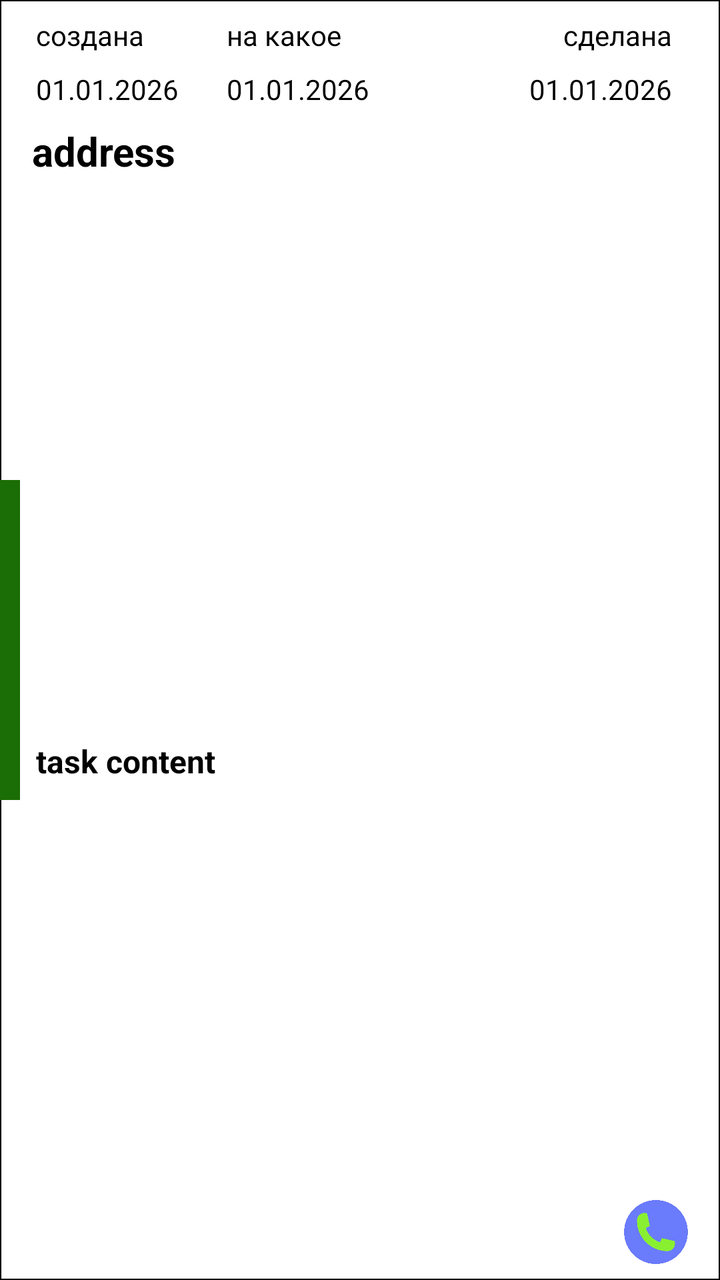
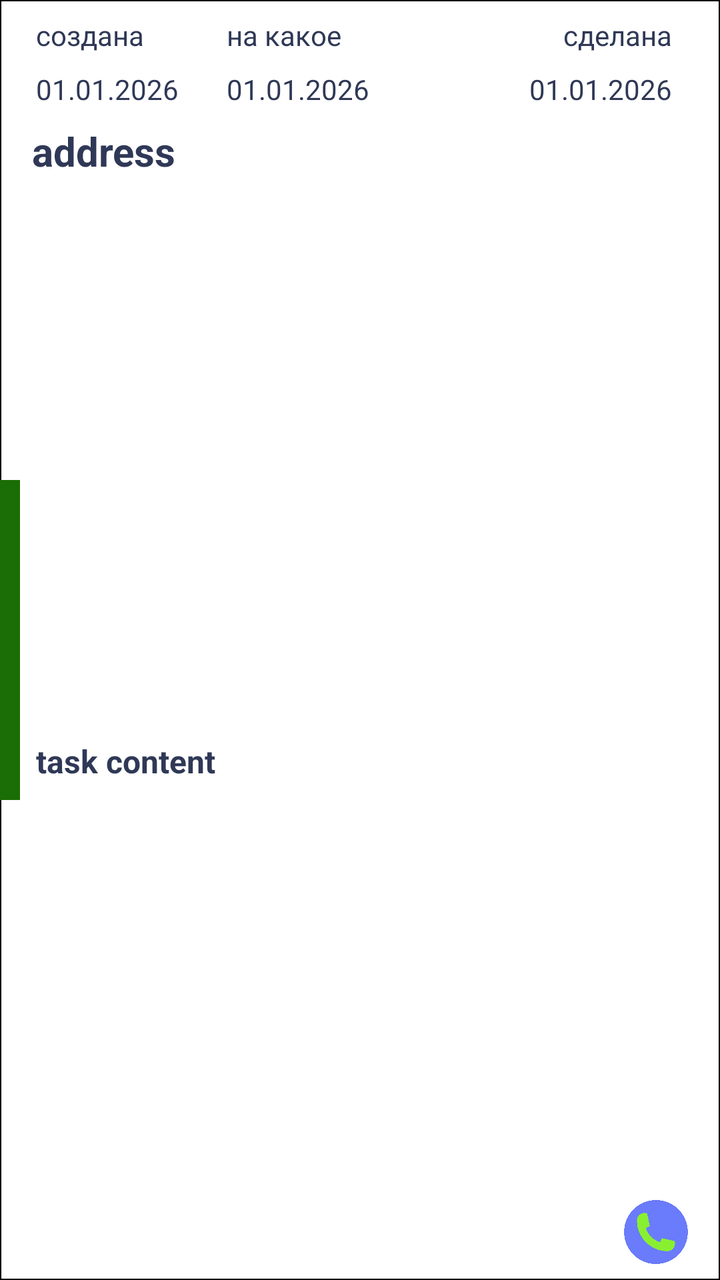

Compare the two renders of this Android layout. The source of the first and the diff that turns it into the second are given below.
<!-- AndroidManifest.xml: application theme Theme.WorkOrders -->
<!-- res/layout/item_note.xml -->
<?xml version="1.0" encoding="utf-8"?>
<androidx.constraintlayout.widget.ConstraintLayout xmlns:android="http://schemas.android.com/apk/res/android"
    xmlns:app="http://schemas.android.com/apk/res-auto"
    xmlns:tools="http://schemas.android.com/tools"
    android:id="@+id/itemnote"
    android:layout_width="match_parent"
    android:layout_height="160dp"
    android:layout_marginHorizontal="5dp"
    android:layout_marginBottom="3dp"
    android:background="@drawable/item_element_draw"
    app:layout_constrainedHeight="true">

    <View
        android:id="@+id/vmarker"
        android:layout_width="10dp"
        android:layout_height="160dp"
        android:background="@color/marker_completed"
        app:layout_constraintBottom_toBottomOf="parent"
        app:layout_constraintStart_toStartOf="parent"
        app:layout_constraintTop_toTopOf="parent" />

    <TextView
        android:id="@+id/tv_item_create_date"
        android:layout_width="wrap_content"
        android:layout_height="wrap_content"
        android:layout_marginStart="8dp"
        android:layout_marginTop="8dp"
        android:text="01.01.2026"
        android:textColor="@color/primary_textcolor"
        app:layout_constraintStart_toEndOf="@+id/vmarker"
        app:layout_constraintTop_toBottomOf="@+id/textView3" />

    <TextView
        android:id="@+id/tv_item_complete_date"
        android:layout_width="wrap_content"
        android:layout_height="wrap_content"
        android:layout_marginTop="8dp"
        android:layout_marginEnd="24dp"
        android:text="01.01.2026"
        android:textColor="@color/primary_textcolor"
        app:layout_constraintEnd_toEndOf="parent"
        app:layout_constraintTop_toBottomOf="@+id/tv_label_date_complete" />

    <TextView
        android:id="@+id/tv_item_address"
        android:layout_width="match_parent"
        android:layout_height="wrap_content"
        android:layout_marginStart="16dp"
        android:layout_marginTop="8dp"
        android:layout_marginEnd="16dp"
        android:lines="2"
        android:text="address"
        android:textColor="@color/primary_textcolor"
        android:textIsSelectable="false"
        android:textSize="20sp"
        android:textStyle="bold"
        app:layout_constraintEnd_toEndOf="parent"
        app:layout_constraintStart_toEndOf="@+id/vmarker"
        app:layout_constraintTop_toBottomOf="@+id/tv_item_create_date" />

    <TextView
        android:id="@+id/tv_item_task_content"
        android:layout_width="wrap_content"
        android:layout_height="wrap_content"
        android:layout_marginStart="8dp"
        android:layout_marginTop="16dp"
        android:layout_marginBottom="8dp"
        android:text="task content"
        android:textColor="@color/primary_textcolor"
        android:textIsSelectable="false"
        android:textSize="16sp"
        android:textStyle="bold"
        app:layout_constraintBottom_toBottomOf="parent"
        app:layout_constraintStart_toEndOf="@+id/vmarker"
        app:layout_constraintTop_toBottomOf="@+id/tv_item_address" />

    <TextView
        android:id="@+id/tv_item_to_date"
        android:layout_width="wrap_content"
        android:layout_height="wrap_content"
        android:layout_marginStart="24dp"
        android:layout_marginTop="8dp"
        android:text="01.01.2026"
        android:textColor="@color/primary_textcolor"
        app:layout_constraintStart_toEndOf="@+id/tv_item_create_date"
        app:layout_constraintTop_toBottomOf="@+id/tv_item_label_to_date" />

    <TextView
        android:id="@+id/textView3"
        android:layout_width="wrap_content"
        android:layout_height="wrap_content"
        android:layout_marginStart="8dp"
        android:layout_marginTop="8dp"
        android:text="создана"
        android:textColor="@color/primary_textcolor"
        app:layout_constraintStart_toEndOf="@+id/vmarker"
        app:layout_constraintTop_toTopOf="parent" />

    <TextView
        android:id="@+id/tv_item_label_to_date"
        android:layout_width="wrap_content"
        android:layout_height="wrap_content"
        android:layout_marginStart="24dp"
        android:layout_marginTop="8dp"
        android:text="на какое"
        android:textColor="@color/primary_textcolor"
        app:layout_constraintStart_toEndOf="@+id/tv_item_create_date"
        app:layout_constraintTop_toTopOf="parent" />

    <TextView
        android:id="@+id/tv_label_date_complete"
        android:layout_width="wrap_content"
        android:layout_height="wrap_content"
        android:layout_marginTop="8dp"
        android:layout_marginEnd="24dp"
        android:text="сделана"
        android:textColor="@color/primary_textcolor"
        app:layout_constraintEnd_toEndOf="parent"
        app:layout_constraintTop_toTopOf="parent" />

    <ImageView
        android:id="@+id/iv_item_marker_phone"
        android:layout_width="32dp"
        android:layout_height="32dp"
        android:layout_marginEnd="16dp"
        android:layout_marginBottom="8dp"
        app:layout_constraintBottom_toBottomOf="parent"
        app:layout_constraintEnd_toEndOf="parent"
        app:srcCompat="@drawable/phoneiconb" />

</androidx.constraintlayout.widget.ConstraintLayout>
<!-- resources referenced by this layout -->
<resources>
  <color name="marker_completed">#1B6D05</color>
  <color name="primary_textcolor">@color/black</color>
  <!-- drawable item_element_draw (drawable) -->
  <?xml version="1.0" encoding="utf-8"?>
  <ripple xmlns:android="http://schemas.android.com/apk/res/android"
      android:color="#6AA6A1A1">
      <item>
          <shape
              android:shape="rectangle">
              <solid android:color = "@color/bg_item"/>
              <stroke
                  android:width="2px"
                  android:color="@color/black"/>
          </shape>
      </item>
  </ripple>
  <!-- drawable phoneiconb: webp bitmap (drawable, 5872 bytes) -->
  <style name="Theme.WorkOrders" parent="Base.Theme.WorkOrders" />
  <color name="black">#FF000000</color>
  <color name="bg_item">#ffffffff</color>
  <style name="Base.Theme.WorkOrders" parent="Theme.Material3.DayNight.NoActionBar">
          
          
      </style>
</resources>

<!-- the commit's change to res/layout/item_note.xml (unified diff, before → after) -->
@@ -6,7 +6,7 @@
     android:layout_width="match_parent"
     android:layout_height="160dp"
     android:layout_marginHorizontal="5dp"
-    android:layout_marginBottom="3dp"
+    android:layout_marginVertical="3dp"
     android:background="@drawable/item_element_draw"
     app:layout_constrainedHeight="true">
 
@@ -14,7 +14,7 @@
         android:id="@+id/vmarker"
         android:layout_width="10dp"
         android:layout_height="160dp"
-        android:background="@color/marker_completed"
+        android:background="@color/marker_complete_color"
         app:layout_constraintBottom_toBottomOf="parent"
         app:layout_constraintStart_toStartOf="parent"
         app:layout_constraintTop_toTopOf="parent" />
@@ -26,7 +26,7 @@
         android:layout_marginStart="8dp"
         android:layout_marginTop="8dp"
         android:text="01.01.2026"
-        android:textColor="@color/primary_textcolor"
+        android:textColor="@color/main_textcolor"
         app:layout_constraintStart_toEndOf="@+id/vmarker"
         app:layout_constraintTop_toBottomOf="@+id/textView3" />
 
@@ -37,7 +37,7 @@
         android:layout_marginTop="8dp"
         android:layout_marginEnd="24dp"
         android:text="01.01.2026"
-        android:textColor="@color/primary_textcolor"
+        android:textColor="@color/main_textcolor"
         app:layout_constraintEnd_toEndOf="parent"
         app:layout_constraintTop_toBottomOf="@+id/tv_label_date_complete" />
 
@@ -50,7 +50,7 @@
         android:layout_marginEnd="16dp"
         android:lines="2"
         android:text="address"
-        android:textColor="@color/primary_textcolor"
+        android:textColor="@color/main_textcolor"
         android:textIsSelectable="false"
         android:textSize="20sp"
         android:textStyle="bold"
@@ -66,7 +66,7 @@
         android:layout_marginTop="16dp"
         android:layout_marginBottom="8dp"
         android:text="task content"
-        android:textColor="@color/primary_textcolor"
+        android:textColor="@color/main_textcolor"
         android:textIsSelectable="false"
         android:textSize="16sp"
         android:textStyle="bold"
@@ -81,7 +81,7 @@
         android:layout_marginStart="24dp"
         android:layout_marginTop="8dp"
         android:text="01.01.2026"
-        android:textColor="@color/primary_textcolor"
+        android:textColor="@color/main_textcolor"
         app:layout_constraintStart_toEndOf="@+id/tv_item_create_date"
         app:layout_constraintTop_toBottomOf="@+id/tv_item_label_to_date" />
 
@@ -92,7 +92,7 @@
         android:layout_marginStart="8dp"
         android:layout_marginTop="8dp"
         android:text="создана"
-        android:textColor="@color/primary_textcolor"
+        android:textColor="@color/main_textcolor"
         app:layout_constraintStart_toEndOf="@+id/vmarker"
         app:layout_constraintTop_toTopOf="parent" />
 
@@ -103,7 +103,7 @@
         android:layout_marginStart="24dp"
         android:layout_marginTop="8dp"
         android:text="на какое"
-        android:textColor="@color/primary_textcolor"
+        android:textColor="@color/main_textcolor"
         app:layout_constraintStart_toEndOf="@+id/tv_item_create_date"
         app:layout_constraintTop_toTopOf="parent" />
 
@@ -114,7 +114,7 @@
         android:layout_marginTop="8dp"
         android:layout_marginEnd="24dp"
         android:text="сделана"
-        android:textColor="@color/primary_textcolor"
+        android:textColor="@color/main_textcolor"
         app:layout_constraintEnd_toEndOf="parent"
         app:layout_constraintTop_toTopOf="parent" />
 
<!-- resource entries referenced after the edit -->
@@ -1,7 +1,7 @@
 <!-- resources referenced by this layout -->
 <resources>
-  <color name="marker_completed">#1B6D05</color>
-  <color name="primary_textcolor">@color/black</color>
+  <color name="main_textcolor">#2F3856</color>
+  <color name="marker_complete_color">#1B6D05</color>
   <!-- drawable item_element_draw (drawable) -->
   <?xml version="1.0" encoding="utf-8"?>
   <ripple xmlns:android="http://schemas.android.com/apk/res/android"
@@ -9,7 +9,7 @@
       <item>
           <shape
               android:shape="rectangle">
-              <solid android:color = "@color/bg_item"/>
+              <solid android:color = "@color/item_background"/>
               <stroke
                   android:width="2px"
                   android:color="@color/black"/>
@@ -18,8 +18,8 @@
   </ripple>
   <!-- drawable phoneiconb: webp bitmap (drawable, 5872 bytes) -->
   <style name="Theme.WorkOrders" parent="Base.Theme.WorkOrders" />
+  <color name="item_background">#ffffffff</color>
   <color name="black">#FF000000</color>
-  <color name="bg_item">#ffffffff</color>
   <style name="Base.Theme.WorkOrders" parent="Theme.Material3.DayNight.NoActionBar">
           
           
